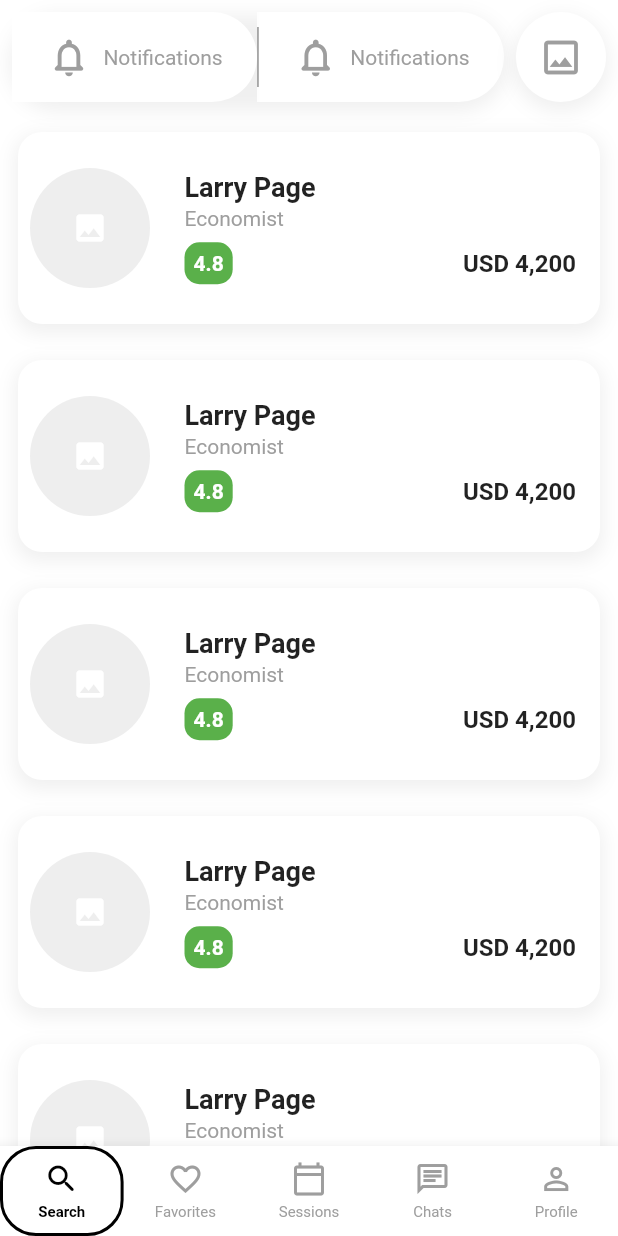
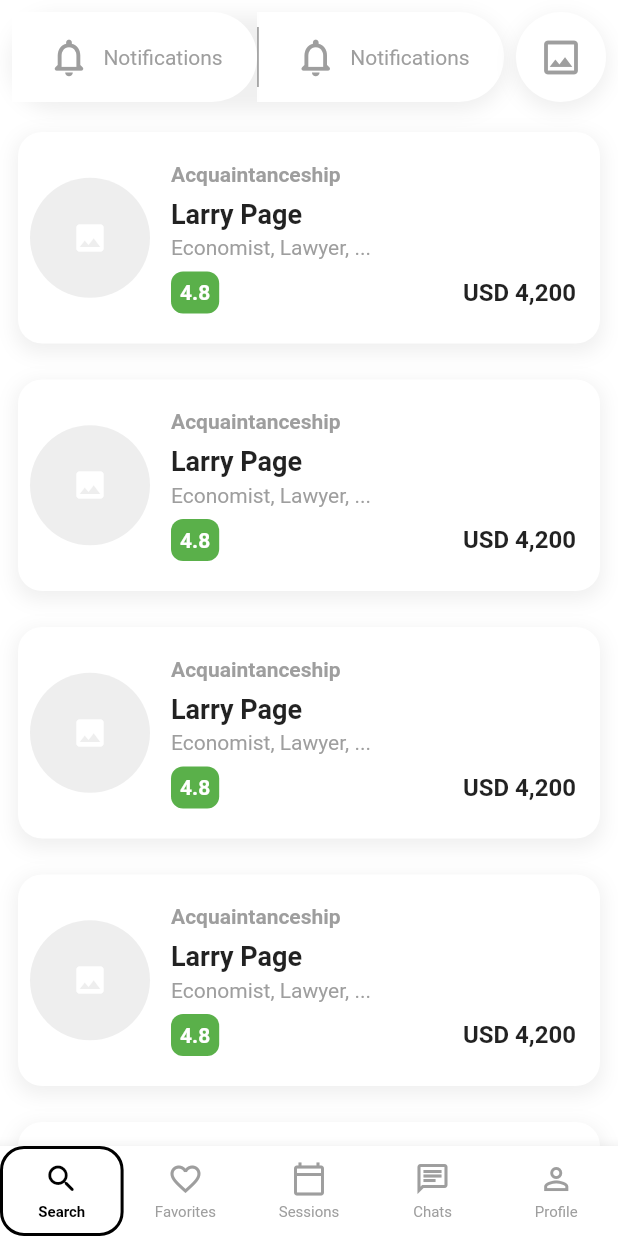
Before and after one commit to bryan-ilman-2002/polkatalk, a Flutter app: the screen it shows after launch, on a phone screen of 412 x 824 dp. Run offline on Flutter 3.47's test engine with Material 2 defaults, Android fonts, the phone set to English and light mode, and no system bars; Roboto replaces fonts that are missing (Mukta).

Commit message:
all refactoring except filter_modal.dart

```diff
--- a/lib/enums/session_type.dart
+++ b/lib/enums/session_type.dart
@@ -8,11 +8,11 @@ extension SessionTypeExtension on SessionType {
   String get string {
     switch (this) {
       case SessionType.standard:
-        return 'standard';
+        return 'Standard';
       case SessionType.charity:
-        return 'charity';
+        return 'Charity';
       case SessionType.acquaintanceship:
-        return 'acquaintanceship';
+        return 'Acquaintanceship';
       default:
         return '';
     }
--- /dev/null
+++ b/lib/functions/extract_texts_from_strings.dart
@@ -0,0 +1,41 @@
+import 'package:flutter/material.dart';
+
+List<Text> extractTextsFromStrings(
+    List<String> strings, bool enableRow, maxStringsToExtract) {
+  if (enableRow) {
+    String children = '';
+
+    for (int index = 0;
+        index < strings.length && index < maxStringsToExtract;) {
+      children +=
+          '${strings[index]}${++index < strings.length ? index == maxStringsToExtract ? ', ...' : ', ' : ''}';
+    }
+
+    return [
+      Text(
+        children,
+        style: const TextStyle(
+          overflow: TextOverflow.ellipsis,
+          color: Colors.grey,
+        ),
+      ),
+    ];
+  } else {
+    List<Text> children = [];
+
+    for (int index = 0;
+        index < strings.length && index < maxStringsToExtract;) {
+      children.add(
+        Text(
+          '${strings[index]}${++index < strings.length ? index == maxStringsToExtract ? ', ...' : ', ' : ''}',
+          style: const TextStyle(
+            overflow: TextOverflow.ellipsis,
+            color: Colors.grey,
+          ),
+        ),
+      );
+    }
+
+    return children;
+  }
+}
--- a/lib/pages/chats_page.dart
+++ b/lib/pages/chats_page.dart
@@ -1,4 +1,5 @@
 import 'package:flutter/material.dart';
+import 'package:polkatalk/enums/session_type.dart';
 import 'package:polkatalk/functions/getters/current_date.dart';
 import 'package:polkatalk/widgets/cards/chat_card.dart';
 
@@ -24,8 +25,13 @@ class _ChatsPageState extends State<ChatsPage> {
             return Padding(
               padding: const EdgeInsets.all(8),
               child: ChatCard(
+                sessionType: SessionType.acquaintanceship,
                 name: 'Larry Page',
-                profession: 'Economist',
+                professions: [
+                  'Economist',
+                  'Lawyer',
+                  'Doctor',
+                ],
                 lastMessage: 'hellohellohellohellohellohellohellohello',
                 lastMessageDate: currentDateShrunk,
                 lastMessageIsYours: false,
--- a/lib/pages/favorites_page.dart
+++ b/lib/pages/favorites_page.dart
@@ -1,4 +1,5 @@
 import 'package:flutter/material.dart';
+import 'package:polkatalk/enums/session_type.dart';
 import 'package:polkatalk/widgets/cards/profile_card.dart';
 import 'package:polkatalk/widgets/text/swipe_to_remove_txt.dart';
 
@@ -28,8 +29,9 @@ class _FavoritesPage extends State<FavoritesPage> {
                     child: const Padding(
                       padding: EdgeInsets.all(8),
                       child: ProfileCard(
+                        sessionType: SessionType.acquaintanceship,
                         name: 'Larry Page',
-                        profession: 'Economist',
+                        professions: ['Economist', 'Doctors', 'Lawyers'],
                         rating: 4.8,
                         currency: 'USD',
                         price: 4200,
--- a/lib/pages/search_page.dart
+++ b/lib/pages/search_page.dart
@@ -1,4 +1,5 @@
 import 'package:flutter/material.dart';
+import 'package:polkatalk/enums/session_type.dart';
 import 'package:polkatalk/widgets/buttons/bg_reveal_btn.dart';
 import 'package:polkatalk/widgets/buttons/twin_btns.dart';
 import 'package:polkatalk/widgets/cards/profile_card.dart';
@@ -65,7 +66,7 @@ class _SearchPageState extends State<SearchPage> {
                                     openNotificationsModal,
                                 leftIcon: Icons.filter_alt_outlined,
                                 rightIcon: Icons.notifications_none_rounded,
-                                leftText: 'Fiter',
+                                leftText: 'Fiters',
                                 rightText: 'Notifications',
                               ),
                       ),
@@ -80,8 +81,13 @@ class _SearchPageState extends State<SearchPage> {
                     child: const Padding(
                       padding: EdgeInsets.all(8),
                       child: ProfileCard(
+                        sessionType: SessionType.acquaintanceship,
                         name: 'Larry Page',
-                        profession: 'Economist',
+                        professions: [
+                          'Economist',
+                          'Lawyer',
+                          'Doctor',
+                        ],
                         rating: 4.8,
                         currency: 'USD',
                         price: 4200,
--- a/lib/pages/sessions_page.dart
+++ b/lib/pages/sessions_page.dart
@@ -1,5 +1,6 @@
 import 'package:flutter/material.dart';
 import 'package:polkatalk/enums/session_status.dart';
+import 'package:polkatalk/enums/session_type.dart';
 import 'package:polkatalk/functions/getters/current_date.dart';
 import 'package:polkatalk/widgets/cards/session_card.dart';
 
@@ -25,13 +26,18 @@ class _SessionsPage extends State<SessionsPage> {
             return Padding(
               padding: const EdgeInsets.all(8),
               child: SessionCard(
+                sessionType: SessionType.acquaintanceship,
                 name: 'Larry Page',
-                profession: 'Economist',
-                varSessionStatus: SessionStatus.completed,
+                professions: const [
+                  'Economist',
+                  'Lawyer',
+                  'Doctor',
+                ],
+                currentSessionStatus: SessionStatus.completed,
                 authenticated: true,
                 startDate: currentDateExtended,
                 currency: 'USD',
-                totalCost: 6400,
+                totalCost: 6400000,
               ),
             );
           },
--- a/lib/widgets/buttons/colored_btn.dart
+++ b/lib/widgets/buttons/colored_btn.dart
@@ -14,7 +14,6 @@ class ColoredButton extends StatefulWidget {
   final Color? splashColor;
   final double basicBorderRadius;
   final BorderRadius? customBorderRadius;
-  final double borderWidth;
   final Color borderColor;
 
   const ColoredButton({
@@ -32,7 +31,6 @@ class ColoredButton extends StatefulWidget {
     this.splashColor,
     this.basicBorderRadius = 8,
     this.customBorderRadius,
-    this.borderWidth = 0.8,
     this.borderColor = Colors.black,
   });
 
--- a/lib/widgets/cards/profile_card.dart
+++ b/lib/widgets/cards/profile_card.dart
@@ -1,20 +1,24 @@
 import 'package:flutter/material.dart';
+import 'package:polkatalk/enums/session_type.dart';
 import 'package:polkatalk/functions/format_number.dart';
-import 'package:polkatalk/functions/getters/light_shadow.dart';
 import 'package:polkatalk/functions/getters/rating_color.dart';
+import 'package:polkatalk/functions/extract_texts_from_strings.dart';
+import 'package:polkatalk/widgets/modern_card.dart';
 import 'package:polkatalk/widgets/text/txt_with_bg.dart';
 
 class ProfileCard extends StatefulWidget {
+  final SessionType sessionType;
   final String name;
-  final String profession;
+  final List<String> professions;
   final double rating;
   final String currency;
   final double price;
 
   const ProfileCard({
     super.key,
+    required this.sessionType,
     required this.name,
-    required this.profession,
+    required this.professions,
     required this.rating,
     required this.currency,
     required this.price,
@@ -27,36 +31,10 @@ class ProfileCard extends StatefulWidget {
 class _ProfileCardState extends State<ProfileCard> {
   @override
   Widget build(BuildContext context) {
-    return Card(
-      elevation: 0,
-      child: Container(
-        decoration: BoxDecoration(
-          borderRadius: BorderRadius.circular(16),
-          boxShadow: [
-            lightShadow,
-          ],
-        ),
-        child: Material(
-          color: Colors.white,
-          shape: const RoundedRectangleBorder(
-            borderRadius: BorderRadius.all(
-              Radius.circular(16),
-            ),
-          ),
-          child: InkWell(
-            onTap: () {
-              setState(() {});
-            },
-            borderRadius: const BorderRadius.all(
-              Radius.circular(16),
-            ),
-            child: Padding(
-              padding: const EdgeInsets.symmetric(vertical: 16),
+    return ModernCard(
       child: Row(
         children: [
-                  Padding(
-                    padding: const EdgeInsets.all(8),
-                    child: Container(
+          Container(
             width: 80,
             height: 80,
             decoration: BoxDecoration(
@@ -68,30 +46,35 @@ class _ProfileCardState extends State<ProfileCard> {
               child: Icon(Icons.photo, color: Colors.white),
             ),
           ),
+          const SizedBox(width: 14),
+          Expanded(
+            child: Container(
+              padding: const EdgeInsets.only(
+                right: 8,
               ),
-                  const SizedBox(width: 15),
-                  Expanded(
               child: Column(
                 crossAxisAlignment: CrossAxisAlignment.start,
                 children: [
                   Text(
-                          widget.name,
+                    widget.sessionType.string,
+                    overflow: TextOverflow.ellipsis,
                     style: const TextStyle(
                       fontWeight: FontWeight.bold,
-                            fontSize: 18,
-                          ),
-                        ),
-                        const SizedBox(height: 2),
-                        Text(
-                          widget.profession,
-                          style: const TextStyle(
                       color: Colors.grey,
                     ),
                   ),
                   const SizedBox(height: 8),
-                        Container(
-                          margin: const EdgeInsets.only(right: 16),
-                          child: Row(
+                  Text(
+                    widget.name,
+                    style: const TextStyle(
+                      fontSize: 18,
+                      fontWeight: FontWeight.bold,
+                    ),
+                  ),
+                  const SizedBox(height: 4),
+                  extractTextsFromStrings(widget.professions, true, 2)[0],
+                  const SizedBox(height: 8),
+                  Row(
                     mainAxisAlignment: MainAxisAlignment.spaceBetween,
                     children: [
                       TextWithBackground(
@@ -107,16 +90,12 @@ class _ProfileCardState extends State<ProfileCard> {
                       ),
                     ],
                   ),
+                ],
               ),
-                      ],
             ),
           ),
         ],
       ),
-            ),
-          ),
-        ),
-      ),
     );
   }
 }
--- a/lib/widgets/filter_heading.dart
+++ b/lib/widgets/filter_heading.dart
@@ -29,7 +29,6 @@ class FilterHeading extends StatelessWidget {
           callbackFunction: resetMechanism,
           text: 'Reset',
           basicBorderRadius: 8,
-          borderWidth: 0.8,
           borderColor: Colors.black,
         )
       ],
--- a/lib/widgets/lines/horizontal_thin_line.dart
+++ b/lib/widgets/lines/horizontal_thin_line.dart
@@ -12,8 +12,8 @@ class HorizontalThinLine extends StatelessWidget {
   Widget build(BuildContext context) {
     return Container(
       margin: verticalMargin,
+      width: double.infinity,
       height: 0.2,
-      width: double.infinity,
       color: Colors.black,
     );
   }
--- a/lib/widgets/lines/vertical_thin_line.dart
+++ b/lib/widgets/lines/vertical_thin_line.dart
@@ -1,20 +1,20 @@
 import 'package:flutter/material.dart';
 
 class VerticalThinLine extends StatelessWidget {
+  final double height;
   final Color lineColor;
-  final double height;
 
   const VerticalThinLine({
     super.key,
+    this.height = 40,
     this.lineColor = Colors.grey,
-    this.height = 40,
   });
 
   @override
   Widget build(BuildContext context) {
     return Container(
+      width: 1.2,
       height: height,
-      width: 1.2,
       color: lineColor,
     );
   }
--- /dev/null
+++ b/lib/widgets/modern_card.dart
@@ -0,0 +1,54 @@
+import 'package:flutter/material.dart';
+import 'package:polkatalk/functions/getters/light_shadow.dart';
+
+class ModernCard extends StatefulWidget {
+  final Widget child;
+
+  const ModernCard({
+    super.key,
+    required this.child,
+  });
+
+  @override
+  State<ModernCard> createState() => _ModernCardState();
+}
+
+class _ModernCardState extends State<ModernCard> {
+  @override
+  Widget build(BuildContext context) {
+    return Card(
+      elevation: 0,
+      child: Container(
+        decoration: BoxDecoration(
+          borderRadius: BorderRadius.circular(16),
+          boxShadow: [
+            lightShadow,
+          ],
+        ),
+        child: Material(
+          color: Colors.white,
+          shape: const RoundedRectangleBorder(
+            borderRadius: BorderRadius.all(
+              Radius.circular(16),
+            ),
+          ),
+          child: InkWell(
+            onTap: () {
+              setState(() {});
+            },
+            borderRadius: const BorderRadius.all(
+              Radius.circular(16),
+            ),
+            child: Padding(
+              padding: const EdgeInsets.symmetric(
+                horizontal: 8,
+                vertical: 20,
+              ),
+              child: widget.child,
+            ),
+          ),
+        ),
+      ),
+    );
+  }
+}
--- a/lib/widgets/navbars/bottom_navbar.dart
+++ b/lib/widgets/navbars/bottom_navbar.dart
@@ -21,8 +21,6 @@ class _CustomBottomAppBarState extends State<CustomBottomAppBar> {
   Widget build(BuildContext context) {
     return BottomAppBar(
       child: Row(
-        mainAxisSize: MainAxisSize.max,
-        mainAxisAlignment: MainAxisAlignment.spaceAround,
         children: widget.navItems.asMap().entries.map((entry) {
           final icon = entry.value[0] as IconData;
           final label = entry.value[1] as String;
@@ -42,7 +40,7 @@ class _CustomBottomAppBarState extends State<CustomBottomAppBar> {
           duration: const Duration(milliseconds: 320),
           height: 60,
           decoration: BoxDecoration(
-            borderRadius: BorderRadius.circular(24),
+            borderRadius: BorderRadius.circular(16),
             border: _getNavBarItemBorder(index),
           ),
           child: Column(
--- a/lib/widgets/page_swapper.dart
+++ b/lib/widgets/page_swapper.dart
@@ -70,7 +70,7 @@ class _PageSwapper extends State<PageSwapper> {
               backgroundColor: Colors.grey[50],
               mini: true,
               child: const Icon(
-                Icons.arrow_upward,
+                Icons.arrow_upward_rounded,
                 color: Colors.grey,
                 size: 24,
               ),
--- a/lib/widgets/text/swipe_to_remove_txt.dart
+++ b/lib/widgets/text/swipe_to_remove_txt.dart
@@ -8,9 +8,6 @@ class SwipeToRemoveText extends StatelessWidget {
     return Container(
       margin: const EdgeInsets.symmetric(horizontal: 24, vertical: 8),
       height: 60,
-      decoration: const BoxDecoration(
-        color: Colors.transparent,
-      ),
       child: const Row(
         mainAxisAlignment: MainAxisAlignment.start,
         crossAxisAlignment: CrossAxisAlignment.end,
--- a/lib/widgets/text/txt_with_bg.dart
+++ b/lib/widgets/text/txt_with_bg.dart
@@ -2,7 +2,7 @@ import 'package:flutter/material.dart';
 
 class TextWithBackground extends StatelessWidget {
   final String text;
-  final double textSize;
+  final double? textSize;
   final FontWeight textWeight;
   final Color textColor;
   final Color backgroundColor;
@@ -12,12 +12,12 @@ class TextWithBackground extends StatelessWidget {
   const TextWithBackground({
     super.key,
     required this.text,
-    this.textSize = 14,
+    this.textSize,
     this.textWeight = FontWeight.bold,
     this.textColor = Colors.white,
     this.backgroundColor = Colors.green,
     this.padding = const EdgeInsets.all(6),
-    this.borderRadius = 10,
+    this.borderRadius = 8,
   });
 
   @override
```
Also changed, not shown: lib/widgets/cards/chat_card.dart (+29 -52 lines), lib/widgets/cards/session_card.dart (+36 -56 lines). Lines whose indentation alone changed are shown as unchanged.
